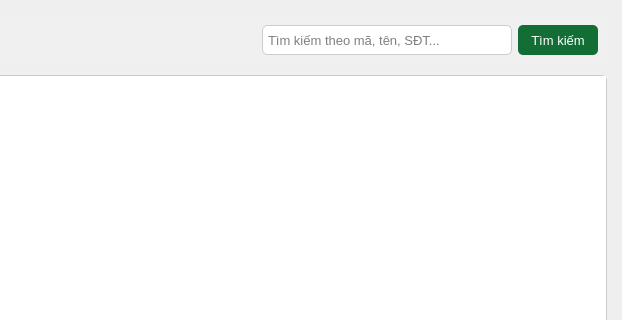
Old version of the form ui/views/staff_view.ui in the repository DucSunIT/btl_python_eaut; both pictures show x 178 to 800 and y 0 to 320 of the 800 by 600 pixel window.
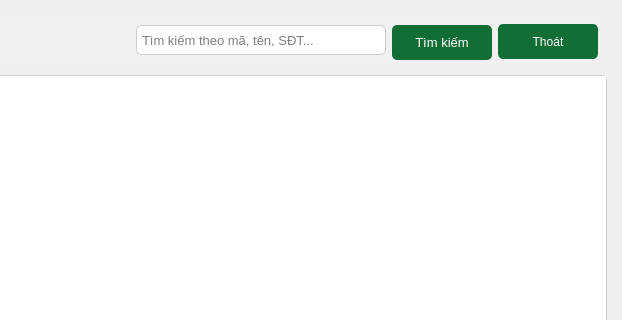
New version of the form.

Patch:
```diff
--- a/ui/views/staff_view.ui
+++ b/ui/views/staff_view.ui
@@ -117,8 +117,8 @@
        <widget class="QPushButton" name="btn_search">
         <property name="minimumSize">
          <size>
-          <width>80</width>
-          <height>30</height>
+          <width>100</width>
+          <height>35</height>
          </size>
         </property>
         <property name="maximumSize">
@@ -152,6 +152,33 @@
         </property>
        </widget>
       </item>
+      <item>
+       <widget class="QPushButton" name="btn_exit">
+        <property name="minimumSize">
+         <size>
+          <width>100</width>
+          <height>35</height>
+         </size>
+        </property>
+        <property name="styleSheet">
+         <string notr="true">QPushButton {
+    background-color: #126E34;
+    color: white;
+    border: none;
+    border-radius: 5px;
+}
+QPushButton:hover {
+    background-color: #1B8A47;
+}
+QPushButton:pressed {
+    background-color: #1D9F4E;
+}</string>
+        </property>
+        <property name="text">
+         <string>Thoát</string>
+        </property>
+       </widget>
+      </item>
      </layout>
     </widget>
    </item>
```
